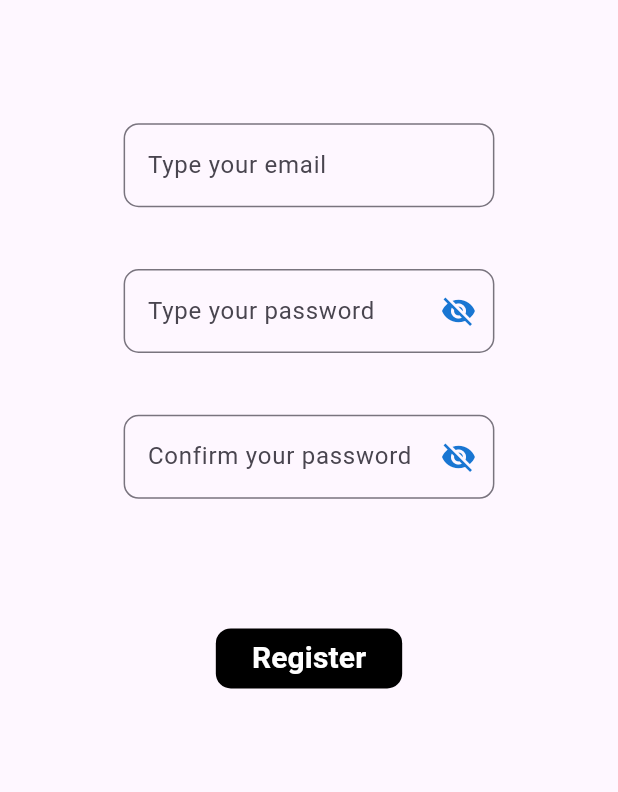
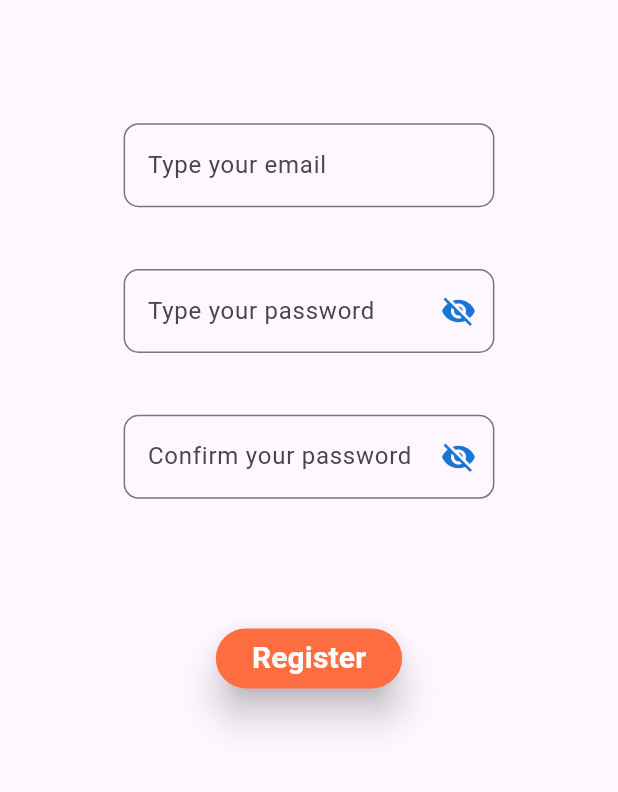
Before and after one commit to arturomtzsegura/myBookshelf, a Flutter app: the screen it shows after launch, after a tap on "Register", on a phone screen of 412 x 824 dp, the part 337-1129 px from its top. Run offline on Flutter 3.47's test engine with Material 3 defaults, Android fonts, the phone set to English and light mode, and no system bars; our stand-ins replace cloud_firestore, firebase_auth, firebase_core, firebase_storage, geolocator, google_maps_flutter and 1 more; missing offline and left inert: flutter_polyline_points; accounts and stored records are empty.

Commit message:
Ultimos cambios en el proyecto final.

```diff
--- a/lib/firstscr.dart
+++ b/lib/firstscr.dart
@@ -47,12 +47,10 @@ class _homeState extends State<firstscr> {
                             FittedBox(
                               child: ElevatedButton(
                                 style: ElevatedButton.styleFrom(
-                                  backgroundColor: Colors.white,
-                                  foregroundColor: Colors.brown, // text color
-                                  elevation: 0, // remove shadow
-                                  shape: RoundedRectangleBorder( // rounded corners
-                                    borderRadius: BorderRadius.circular(10.0),
-                                  ),
+                                  backgroundColor: Colors.deepOrangeAccent,
+                                  foregroundColor: Colors.white, // text color
+                                  elevation: 10, // remove shadow
+
                                 ),
                                 onPressed: (){
                                   Navigator.push(context, MaterialPageRoute(builder: (context) => const login()));
@@ -75,12 +73,10 @@ class _homeState extends State<firstscr> {
                             FittedBox(
                               child: ElevatedButton(
                                 style: ElevatedButton.styleFrom(
-                                  backgroundColor: Colors.white,
-                                  foregroundColor: Colors.brown, // text color
-                                  elevation: 0, // remove shadow
-                                  shape: RoundedRectangleBorder( // rounded corners
-                                    borderRadius: BorderRadius.circular(10.0),
-                                  ),
+                                  backgroundColor: Colors.deepOrangeAccent,
+                                  foregroundColor: Colors.white, ////// text color
+                                  elevation: 10, // remove shadow
+
                                 ),
                                 onPressed: (){
                                   Navigator.push(context, MaterialPageRoute(builder: (context) => const register_scr()));
--- a/lib/home.dart
+++ b/lib/home.dart
@@ -98,7 +98,7 @@ class _homeState extends State<home> {
               children: [
                 DrawerHeader(
                     decoration: BoxDecoration(
-                      color: Colors.brown,
+                      color: Colors.white,
                     ),
                     child: Row(
                       children: [
@@ -106,7 +106,7 @@ class _homeState extends State<home> {
                           onPressed: (){
                             Navigator.pop(context);
                           },
-                          icon: Icon(Icons.person, color: Colors.white, size: 50,),
+                          icon: Icon(Icons.person, color: Colors.brown, size: 50,),
                         ),
                       ],
                     )
--- a/lib/register_scr.dart
+++ b/lib/register_scr.dart
@@ -131,12 +131,9 @@ class _register_scrState extends State<register_scr> {
                       FittedBox(
                         child: ElevatedButton(
                           style: ElevatedButton.styleFrom(
-                            backgroundColor: Colors.black,
-                            foregroundColor: Colors.white,
-                            elevation: 0, // remove shadow
-                            shape: RoundedRectangleBorder( // rounded corners
-                              borderRadius: BorderRadius.circular(10.0),
-                            ),
+                            backgroundColor: Colors.deepOrangeAccent,
+                            foregroundColor: Colors.white, // text color
+                            elevation: 10, // remove shadow
                           ),
                           onPressed: () async {
                             final FirebaseAuth _auth = FirebaseAuth.instance;
```
Also changed, not shown: lib/BookUpload.dart (+16 -11 lines), lib/bookDetails.dart (+36 -18 lines), lib/login.dart (+2 -5 lines).
